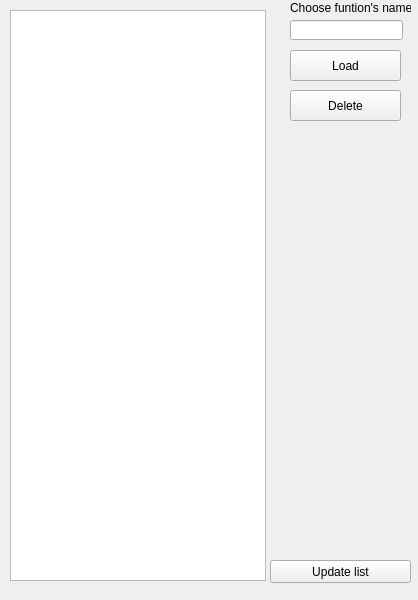
This is Guis/load_gui.ui in Negolng/Grapher as Qt 5 draws it before an edit. The edited form follows.
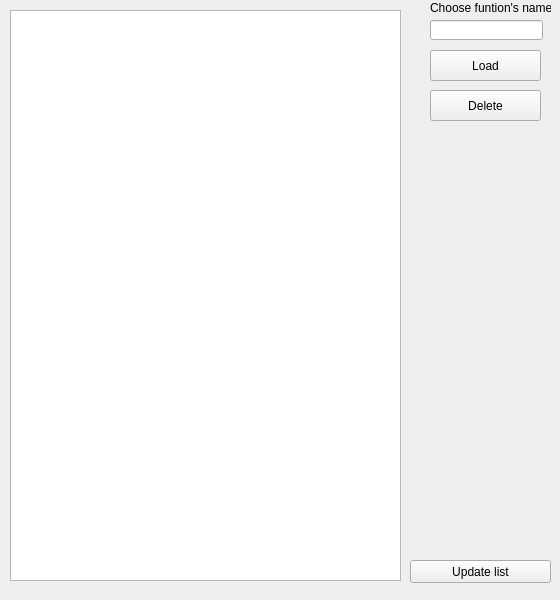
This is the edited form.

What changed in the file:
```diff
--- a/Guis/load_gui.ui
+++ b/Guis/load_gui.ui
@@ -6,7 +6,7 @@
    <rect>
     <x>0</x>
     <y>0</y>
-    <width>418</width>
+    <width>560</width>
     <height>600</height>
    </rect>
   </property>
@@ -19,7 +19,7 @@
      <rect>
       <x>10</x>
       <y>10</y>
-      <width>256</width>
+      <width>391</width>
       <height>571</height>
      </rect>
     </property>
@@ -32,7 +32,7 @@
    <widget class="QPushButton" name="loadButton">
     <property name="geometry">
      <rect>
-      <x>290</x>
+      <x>430</x>
       <y>50</y>
       <width>111</width>
       <height>31</height>
@@ -45,7 +45,7 @@
    <widget class="QLineEdit" name="nameInput">
     <property name="geometry">
      <rect>
-      <x>290</x>
+      <x>430</x>
       <y>20</y>
       <width>113</width>
       <height>20</height>
@@ -55,7 +55,7 @@
    <widget class="QLabel" name="loadLb">
     <property name="geometry">
      <rect>
-      <x>290</x>
+      <x>430</x>
       <y>0</y>
       <width>121</width>
       <height>16</height>
@@ -68,7 +68,7 @@
    <widget class="QPushButton" name="deleteButton">
     <property name="geometry">
      <rect>
-      <x>290</x>
+      <x>430</x>
       <y>90</y>
       <width>111</width>
       <height>31</height>
@@ -81,7 +81,7 @@
    <widget class="QPushButton" name="updateButton">
     <property name="geometry">
      <rect>
-      <x>270</x>
+      <x>410</x>
       <y>560</y>
       <width>141</width>
       <height>23</height>
```
Left out of the diff: 6 changed lines with no effect on the pictures.
